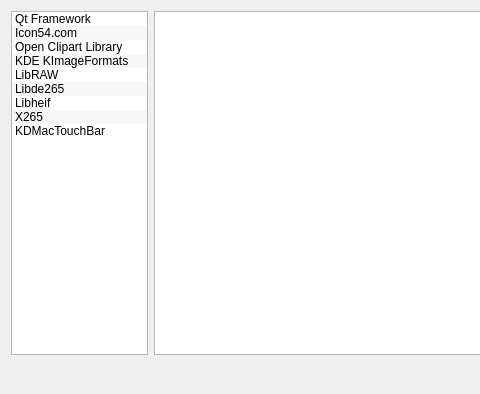
Old version of the form src/ui/forms/AboutComponentsDialog.ui in the repository vookimedlo/vooki-image-viewer; both pictures show x 0 to 480 and y 0 to 394 of the 852 by 394 pixel window.
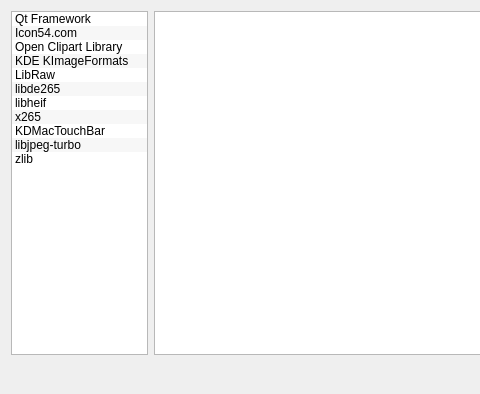
New version of the form. Icons and pictures are not drawn.

Commit message: 🔩Code: libjpeg-turbo and zlib added to the AboutComponentsDialog.

The edit to the form file:
```diff
--- a/src/ui/forms/AboutComponentsDialog.ui
+++ b/src/ui/forms/AboutComponentsDialog.ui
@@ -56,22 +56,22 @@
        </item>
        <item>
         <property name="text">
-         <string>LibRAW</string>
+         <string>LibRaw</string>
         </property>
        </item>
        <item>
         <property name="text">
-         <string>Libde265</string>
+         <string>libde265</string>
         </property>
        </item>
        <item>
         <property name="text">
-         <string>Libheif</string>
+         <string>libheif</string>
         </property>
        </item>
        <item>
         <property name="text">
-         <string>X265</string>
+         <string>x265</string>
         </property>
        </item>
        <item>
@@ -79,6 +79,16 @@
          <string>KDMacTouchBar</string>
         </property>
        </item>
+       <item>
+        <property name="text">
+         <string>libjpeg-turbo</string>
+        </property>
+       </item>
+       <item>
+        <property name="text">
+         <string>zlib</string>
+        </property>
+       </item>
       </widget>
      </item>
      <item>
```
The commit also changes 4 other files.
